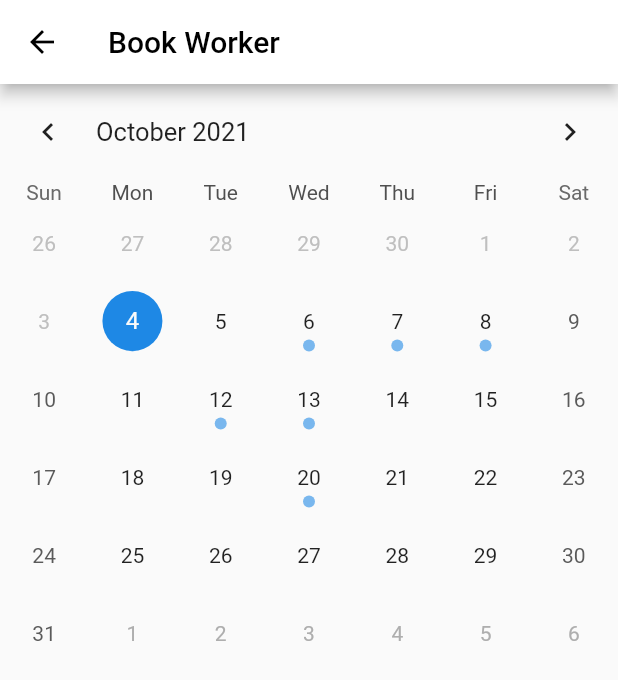
After one commit to cad324/handi, a Flutter app: the BookWorker screen opened directly, on a phone screen of 412 x 824 dp. The commit adds this screen. Shown: the top 680 px of the screen. Run offline on Flutter 3.47's test engine with Material 2 defaults, Android fonts, the phone set to English and light mode, and no system bars; drawn by our look-alikes of table_calendar; our stand-ins replace cloud_firestore, firebase_core, flutter_login, font_awesome_flutter, google_fonts; accounts and stored records are empty.

Commit message:
book worker boilerplate

```diff
--- /dev/null
+++ b/lib/worker/book_worker.dart
@@ -0,0 +1,107 @@
+import 'package:handi/constants.dart';
+import 'package:handi/styles/all.Style.dart';
+import 'package:table_calendar/table_calendar.dart';
+import 'package:flutter/material.dart';
+
+class BookWorker extends StatefulWidget {
+  const BookWorker({Key? key}) : super(key: key);
+
+  @override
+  _BookWorkerState createState() => _BookWorkerState();
+}
+
+class _BookWorkerState extends State<BookWorker> {
+  DateTime _selectedDay = DateTime.now();
+  List<dynamic> _selectedEvents = [];
+  @override
+  Widget build(BuildContext context) {
+    return Scaffold(
+      appBar: AppBar(
+        title: Text(
+          "Book Worker",
+          style: black,
+        ),
+        centerTitle: false,
+        backgroundColor: Colors.white,
+        iconTheme: IconThemeData(color: Colors.black),
+      ),
+      body: Column(
+        children: [
+          TableCalendar(
+            firstDay: DateTime.now(),
+            lastDay: DateTime.utc(2030, 3, 14),
+            focusedDay: _selectedDay,
+            selectedDayPredicate: (day) {
+              return isSameDay(_selectedDay, day);
+            },
+            eventLoader: (day) {
+              return _getEventsForDay(day);
+            },
+            headerStyle: HeaderStyle(formatButtonVisible: false),
+            calendarStyle: CalendarStyle(
+                isTodayHighlighted: false,
+                selectedDecoration:
+                    BoxDecoration(color: kPrimaryColor, shape: BoxShape.circle),
+                markerDecoration: BoxDecoration(
+                    color: kPrimaryColor.withAlpha(150),
+                    borderRadius: BorderRadius.circular(10)),
+                canMarkersOverflow: false,
+                markersMaxCount: 1),
+            onDaySelected: (selected, focus) {
+              setState(() {
+                _selectedDay = selected;
+                _selectedEvents = _getEventsForDay(_selectedDay);
+              });
+            },
+          ),
+          Expanded(
+            child: Container(
+              margin: EdgeInsets.only(top: kDefaultPadding),
+              child: SingleChildScrollView(
+                child: Column(
+                  children:
+                      _selectedEvents.map((slot) => _timeSlot(slot)).toList(),
+                ),
+              ),
+            ),
+          )
+        ],
+      ),
+    );
+  }
+
+  InkWell _timeSlot(slot) {
+    return InkWell(
+      onTap: () {},
+      child: Container(
+        margin: EdgeInsets.symmetric(vertical: kDefaultPadding / 3),
+        width: MediaQuery.of(context).size.width - kDefaultPadding,
+        padding: EdgeInsets.symmetric(
+            horizontal: kDefaultPadding, vertical: kDefaultPadding / 1),
+        decoration: BoxDecoration(
+          border: Border.all(color: kPrimaryColor),
+        ),
+        child: Text(
+          slot,
+          style: bold,
+          textAlign: TextAlign.center,
+        ),
+      ),
+    );
+  }
+}
+
+List<dynamic> _getEventsForDay(DateTime day) {
+  if (_eventDays.contains(day)) return ["9:15 AM", "10:30 AM", "1:25 PM"];
+  return [];
+}
+
+List<DateTime> _eventDays = [
+  DateTime.utc(2021, 10, 4),
+  DateTime.utc(2021, 10, 6),
+  DateTime.utc(2021, 10, 7),
+  DateTime.utc(2021, 10, 8),
+  DateTime.utc(2021, 10, 12),
+  DateTime.utc(2021, 10, 13),
+  DateTime.utc(2021, 10, 20),
+];
--- a/pubspec.yaml
+++ b/pubspec.yaml
@@ -32,6 +32,7 @@ dependencies:
   google_fonts: ^2.1.0
   flutter_launcher_icons: "^0.9.2"
   cloud_firestore: ^2.5.2
+  table_calendar: ^3.0.2
 
 dev_dependencies:
   flutter_test:
```
Also changed, not shown: lib/worker/worker_profile.dart (+7 -3 lines), pubspec.lock.
